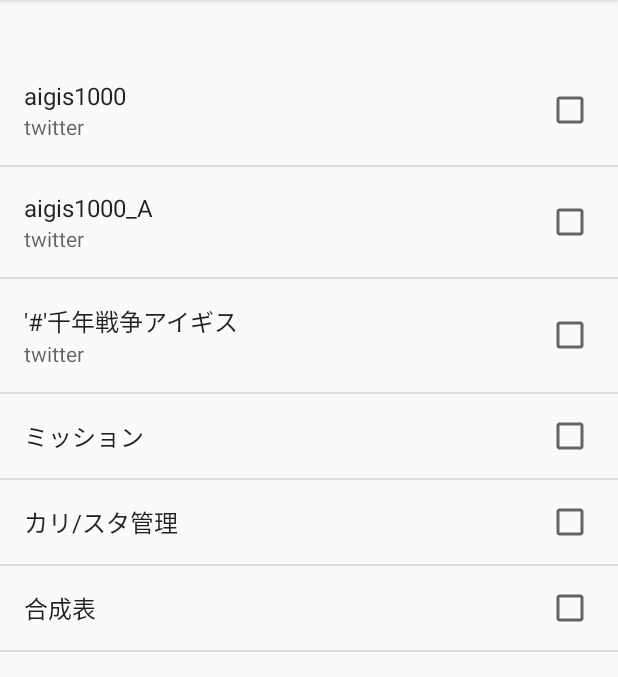
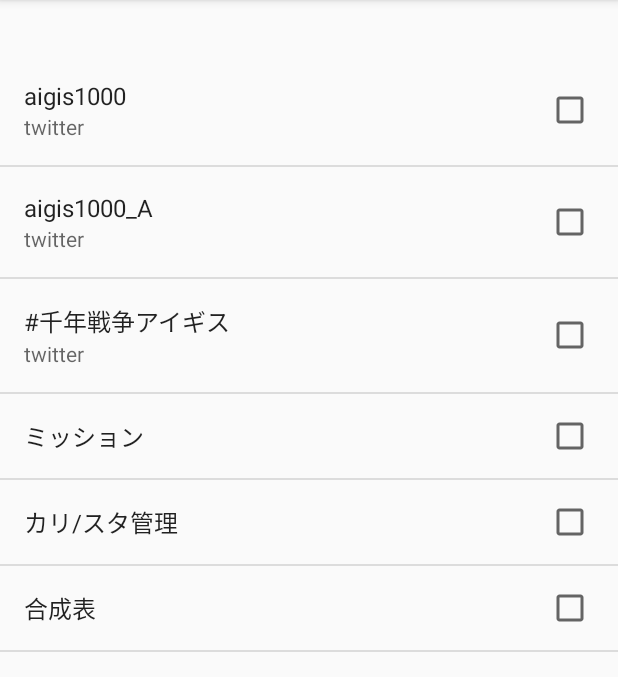
Before and after one commit to toretate/AigisAndroidTools, an Android app: the SettingsActivity screen opened directly, with no data from a screen before it, on a phone screen of 412 x 824 dp, the part 84-761 px from its top. Run offline under Robolectric (Android 15) with nearby library versions, the phone set to English and light mode, and no system bars.

Commit message:
クエリ文の間違い修正

```diff
--- a/app/src/main/res/xml/settings.xml
+++ b/app/src/main/res/xml/settings.xml
@@ -9,7 +9,7 @@
     <twitter title="aigis1000_A" summary="twitter" itemID="@id/tw_aigis1000A"   key="tw_aigis1000A"     defVisible="true" user="Aigis1000_A" />
 
     <!-- twitter(#千年戦争アイギス) -->
-    <twitter title="'#'千年戦争アイギス" summary="twitter" itemID="@id/tw_aigis_hash" key="tw_aigis_hash" defVisible="true" search="'#'千年戦争アイギス" />
+    <twitter title="\#千年戦争アイギス" summary="twitter" itemID="@id/tw_aigis_hash" key="tw_aigis_hash" defVisible="true" search="\#千年戦争アイギス" />
 
     <!-- mission  -->
     <mission title="ミッション" itemID="@id/tool_mission" key="tool_mission" defVisible="true" />
```
